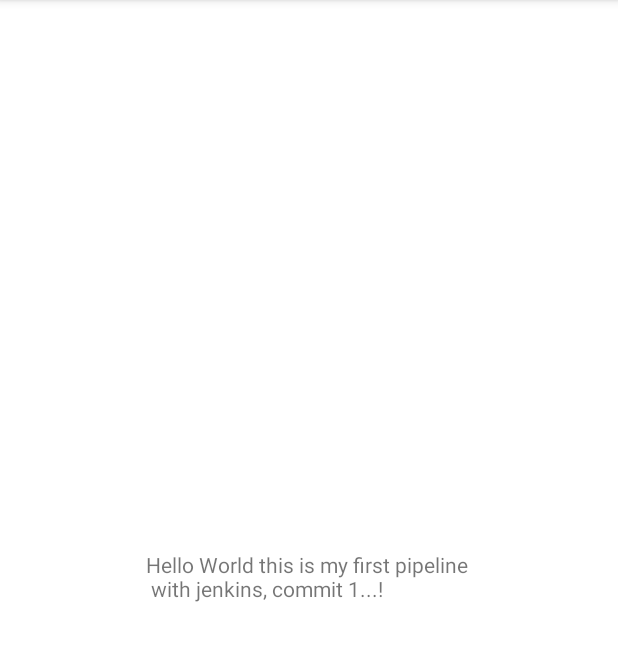
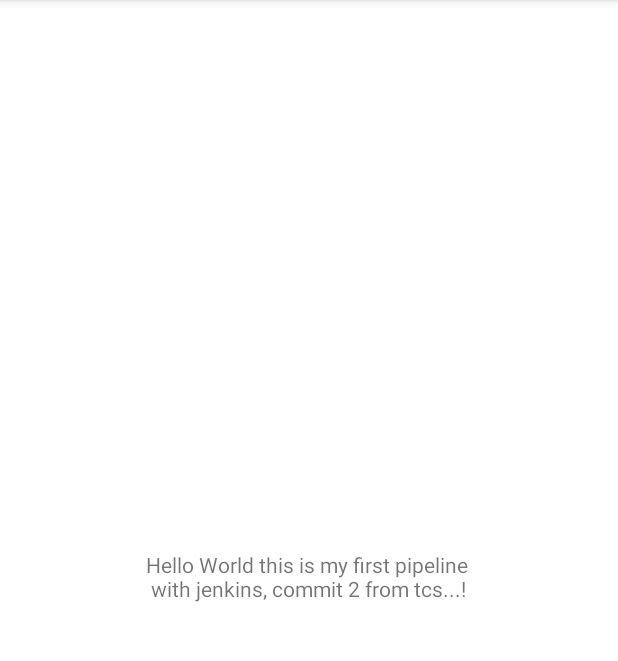
Before and after one commit to abhi10601060/JenkinsTestApp, an Android app: the screen it shows after launch (MainActivity), on a phone screen of 412 x 824 dp, the part 84-745 px from its top. Run offline under Robolectric (Android 15) with nearby library versions, the phone set to English and light mode, and no system bars.

Commit message:
Update activity_main.xml from tcs

```diff
--- a/app/src/main/res/layout/activity_main.xml
+++ b/app/src/main/res/layout/activity_main.xml
@@ -9,7 +9,7 @@
     <TextView
         android:layout_width="wrap_content"
         android:layout_height="wrap_content"
-        android:text="Hello World this is my first pipeline \n with jenkins, commit 1...!"
+        android:text="Hello World this is my first pipeline \n with jenkins, commit 2 from tcs...!"
         app:layout_constraintBottom_toBottomOf="parent"
         app:layout_constraintLeft_toLeftOf="parent"
         app:layout_constraintRight_toRightOf="parent"
```
